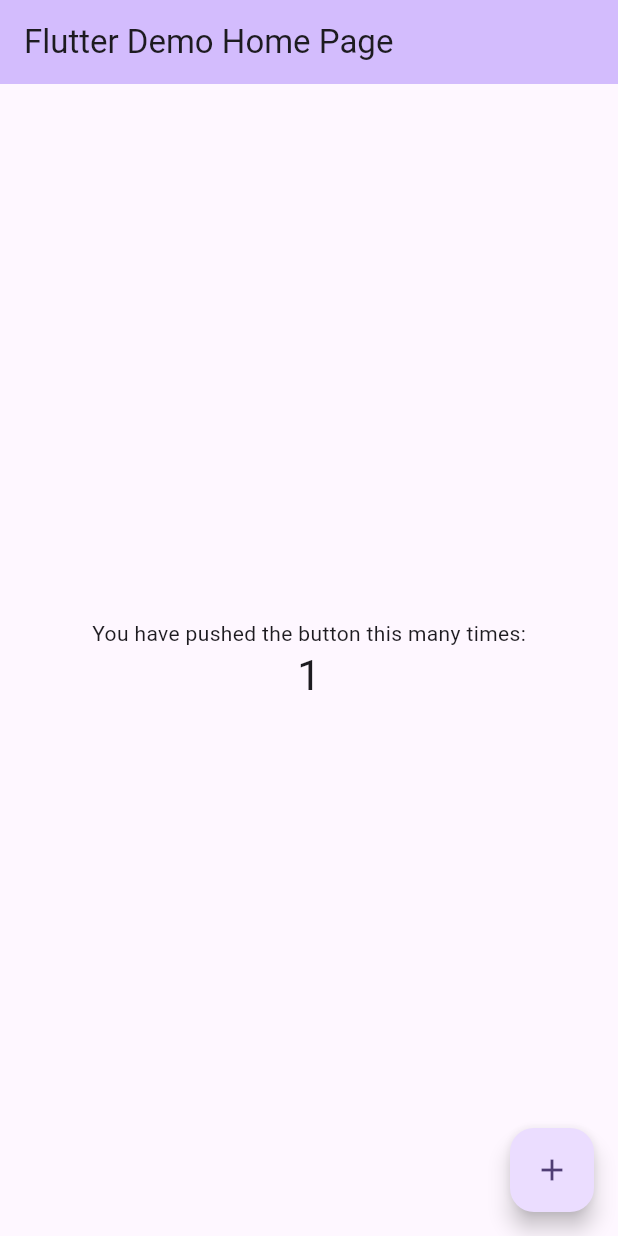
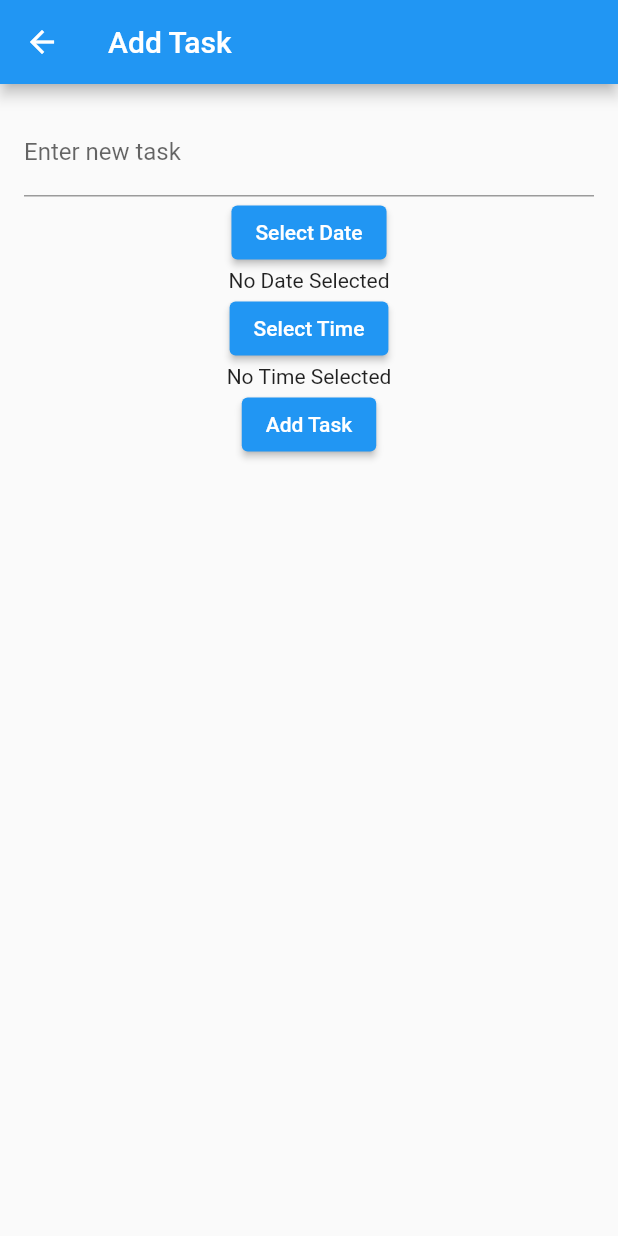
Before and after one commit to Ali-hadi-Matar/todo-app, a Flutter app: the screen it shows after launch, after a tap on the "add" icon, on a phone screen of 412 x 824 dp. Run offline on Flutter 3.47's test engine with Material 2 defaults, Android fonts, the phone set to English and light mode, and no system bars.

Commit message:
chore: adding task features.

```diff
--- /dev/null
+++ b/lib/AddTask.dart
@@ -0,0 +1,103 @@
+import 'dart:math';
+
+import 'package:flutter/material.dart';
+import 'Task.dart';
+
+class AddTask extends StatefulWidget {
+  final List<Task> tasks;
+
+  AddTask(this.tasks);
+  @override
+  _AddTaskState createState() => _AddTaskState();
+}
+
+class _AddTaskState extends State<AddTask> {
+  TextEditingController _descriptionController = TextEditingController();
+  DateTime? _selectedDate;
+  TimeOfDay? _selectedTime;
+
+  Future<void> _selectDate(BuildContext context) async {
+    final DateTime? picked = await showDatePicker(
+      context: context,
+      initialDate: DateTime.now(),
+      firstDate: DateTime.now(),
+      lastDate: DateTime(DateTime.now().year + 5),
+    );
+
+    if (picked != null && picked != _selectedDate) {
+      setState(() {
+        _selectedDate = picked;
+      });
+    }
+  }
+
+  Future<void> _selectTime(BuildContext context) async {
+    final TimeOfDay? picked = await showTimePicker(
+      context: context,
+      initialTime: TimeOfDay.now(),
+    );
+
+    if (picked != null && picked != _selectedTime) {
+      setState(() {
+        _selectedTime = picked;
+      });
+    }
+  }
+
+  void _addTask() {
+    // Create a new Task and add it to the tasks list
+    Task newTask = Task(
+      _descriptionController.text,
+      _selectedDate,
+      _selectedTime,
+    );
+
+    setState(() {
+      widget.tasks.add(newTask);
+    });
+
+    Navigator.pop(context,true); // Close the add task screen
+  }
+
+  @override
+  Widget build(BuildContext context) {
+    return Scaffold(
+      appBar: AppBar(
+        title: Text('Add Task'),
+      ),
+      body: Padding(
+        padding: EdgeInsets.all(16.0),
+        child: Column(
+          children: [
+            TextField(
+              controller: _descriptionController,
+              decoration: InputDecoration(labelText: 'Enter new task'),
+            ),
+            ElevatedButton(
+              onPressed: () => _selectDate(context),
+              child: Text('Select Date'),
+            ),
+            Text(
+              _selectedDate == null
+                  ? 'No Date Selected'
+                  : 'Selected Date: ${_selectedDate!.toLocal()}',
+            ),
+            ElevatedButton(
+              onPressed: () => _selectTime(context),
+              child: Text('Select Time'),
+            ),
+            Text(
+              _selectedTime == null
+                  ? 'No Time Selected'
+                  : 'Selected Time: ${_selectedTime!.format(context)}',
+            ),
+            ElevatedButton(
+              onPressed: _addTask,
+              child: Text('Add Task'),
+            ),
+          ],
+        ),
+      ),
+    );
+  }
+}
--- /dev/null
+++ b/lib/Task.dart
@@ -0,0 +1,9 @@
+import 'package:flutter/material.dart';
+
+class Task {
+  String description;
+  DateTime? date;
+  TimeOfDay? time;
+
+  Task(this.description, this.date, this.time);
+}
--- a/lib/main.dart
+++ b/lib/main.dart
@@ -1,125 +1,63 @@
 import 'package:flutter/material.dart';
+import 'AddTask.dart';
+import 'Task.dart';
 
-void main() {
-  runApp(const MyApp());
-}
+void main() => runApp(MyApp());
 
 class MyApp extends StatelessWidget {
-  const MyApp({super.key});
-
-  // This widget is the root of your application.
   @override
   Widget build(BuildContext context) {
     return MaterialApp(
-      title: 'Flutter Demo',
-      theme: ThemeData(
-        // This is the theme of your application.
-        //
-        // TRY THIS: Try running your application with "flutter run". You'll see
-        // the application has a blue toolbar. Then, without quitting the app,
-        // try changing the seedColor in the colorScheme below to Colors.green
-        // and then invoke "hot reload" (save your changes or press the "hot
-        // reload" button in a Flutter-supported IDE, or press "r" if you used
-        // the command line to start the app).
-        //
-        // Notice that the counter didn't reset back to zero; the application
-        // state is not lost during the reload. To reset the state, use hot
-        // restart instead.
-        //
-        // This works for code too, not just values: Most code changes can be
-        // tested with just a hot reload.
-        colorScheme: ColorScheme.fromSeed(seedColor: Colors.deepPurple),
-        useMaterial3: true,
-      ),
-      home: const MyHomePage(title: 'Flutter Demo Home Page'),
+      home: TaskList(),
     );
   }
 }
 
-class MyHomePage extends StatefulWidget {
-  const MyHomePage({super.key, required this.title});
-
-  // This widget is the home page of your application. It is stateful, meaning
-  // that it has a State object (defined below) that contains fields that affect
-  // how it looks.
-
-  // This class is the configuration for the state. It holds the values (in this
-  // case the title) provided by the parent (in this case the App widget) and
-  // used by the build method of the State. Fields in a Widget subclass are
-  // always marked "final".
-
-  final String title;
-
+class TaskList extends StatefulWidget {
   @override
-  State<MyHomePage> createState() => _MyHomePageState();
+  _TaskListState createState() => _TaskListState();
 }
 
-class _MyHomePageState extends State<MyHomePage> {
-  int _counter = 0;
-
-  void _incrementCounter() {
-    setState(() {
-      // This call to setState tells the Flutter framework that something has
-      // changed in this State, which causes it to rerun the build method below
-      // so that the display can reflect the updated values. If we changed
-      // _counter without calling setState(), then the build method would not be
-      // called again, and so nothing would appear to happen.
-      _counter++;
-    });
-  }
+class _TaskListState extends State<TaskList> {
+  List<Task> tasks = [];
 
   @override
   Widget build(BuildContext context) {
-    // This method is rerun every time setState is called, for instance as done
-    // by the _incrementCounter method above.
-    //
-    // The Flutter framework has been optimized to make rerunning build methods
-    // fast, so that you can just rebuild anything that needs updating rather
-    // than having to individually change instances of widgets.
     return Scaffold(
       appBar: AppBar(
-        // TRY THIS: Try changing the color here to a specific color (to
-        // Colors.amber, perhaps?) and trigger a hot reload to see the AppBar
-        // change color while the other colors stay the same.
-        backgroundColor: Theme.of(context).colorScheme.inversePrimary,
-        // Here we take the value from the MyHomePage object that was created by
-        // the App.build method, and use it to set our appbar title.
-        title: Text(widget.title),
+        title: Text('To-Do List'),
       ),
-      body: Center(
-        // Center is a layout widget. It takes a single child and positions it
-        // in the middle of the parent.
-        child: Column(
-          // Column is also a layout widget. It takes a list of children and
-          // arranges them vertically. By default, it sizes itself to fit its
-          // children horizontally, and tries to be as tall as its parent.
-          //
-          // Column has various properties to control how it sizes itself and
-          // how it positions its children. Here we use mainAxisAlignment to
-          // center the children vertically; the main axis here is the vertical
-          // axis because Columns are vertical (the cross axis would be
-          // horizontal).
-          //
-          // TRY THIS: Invoke "debug painting" (choose the "Toggle Debug Paint"
-          // action in the IDE, or press "p" in the console), to see the
-          // wireframe for each widget.
-          mainAxisAlignment: MainAxisAlignment.center,
-          children: <Widget>[
-            const Text(
-              'You have pushed the button this many times:',
+      body: ListView.builder(
+        itemCount: tasks.length,
+        itemBuilder: (context, index) {
+          return ListTile(
+            title: Text(tasks[index].description),
+            subtitle: Text(
+              'Date: ${tasks[index].date?.toLocal().toString() ?? 'Not set'}\n'
+                  'Time: ${tasks[index].time?.format(context) ?? 'Not set'}',
             ),
-            Text(
-              '$_counter',
-              style: Theme.of(context).textTheme.headlineMedium,
-            ),
-          ],
-        ),
+          );
+        },
       ),
       floatingActionButton: FloatingActionButton(
-        onPressed: _incrementCounter,
-        tooltip: 'Increment',
-        child: const Icon(Icons.add),
-      ), // This trailing comma makes auto-formatting nicer for build methods.
+        onPressed: () async {
+          // Navigate to AddTask and wait for a result
+          final result = await Navigator.push(
+            context,
+            MaterialPageRoute(
+              builder: (context) => AddTask(tasks),
+            ),
+          );
+
+          // Check the result and trigger a rebuild if needed
+          if (result == true) {
+            setState(() {
+              // Trigger a rebuild of the TaskList widget
+            });
+          }
+        },
+        child: Icon(Icons.add),
+      ),
     );
   }
 }
```
Also changed, not shown: 1 other file.
